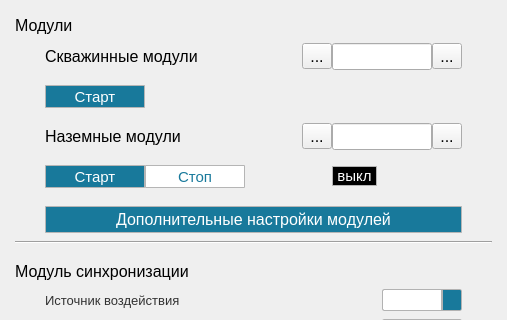
First picture: the form in settings/settings.ui, repository Alexander3293/TNG_Qvsp, before the edit; both pictures show x 0 to 507 and y 0 to 320 of the 507 by 1000 pixel window.
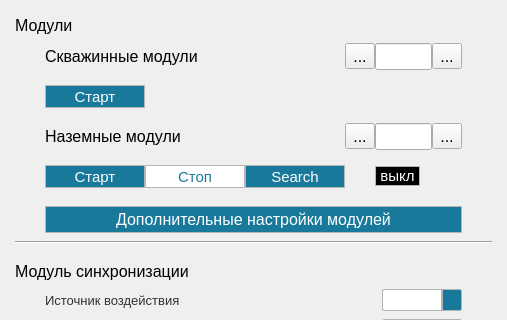
Second picture: the form after the edit. Icons and pictures are not drawn.

```diff
--- a/settings/settings.ui
+++ b/settings/settings.ui
@@ -266,6 +266,52 @@
              </property>
             </widget>
            </item>
+           <item>
+            <widget class="QPushButton" name="pb_search_ground">
+             <property name="sizePolicy">
+              <sizepolicy hsizetype="Minimum" vsizetype="Fixed">
+               <horstretch>0</horstretch>
+               <verstretch>0</verstretch>
+              </sizepolicy>
+             </property>
+             <property name="minimumSize">
+              <size>
+               <width>100</width>
+               <height>23</height>
+              </size>
+             </property>
+             <property name="maximumSize">
+              <size>
+               <width>100</width>
+               <height>23</height>
+              </size>
+             </property>
+             <property name="styleSheet">
+              <string notr="true">#pb_search_ground{
+background-color: #18799b;
+color: #ffffff; border-width: 1px; 
+border-style: solid; 
+border-color: rgb(181,181,181); 
+font-family: Arial;
+font-size: 11pt; font-weight: 450; border-radius: 1;
+}
+#pb_search_ground:pressed{
+background-color: #ffffff;
+color: #18799b;
+border-width: 1px; 
+border-style: solid; 
+border-color: rgb(181,181,181); 
+font-family: Arial;
+font-size: 11pt; font-weight: 450; border-radius: 1;
+}
+
+</string>
+             </property>
+             <property name="text">
+              <string>Search</string>
+             </property>
+            </widget>
+           </item>
           </layout>
          </item>
          <item row="3" column="3">
@@ -370,6 +416,7 @@
            <property name="font">
             <font>
              <family>Arial</family>
+             <pointsize>12</pointsize>
              <weight>50</weight>
              <bold>false</bold>
             </font>
```
Left out of the diff: 4 changed lines with no effect on the pictures.
